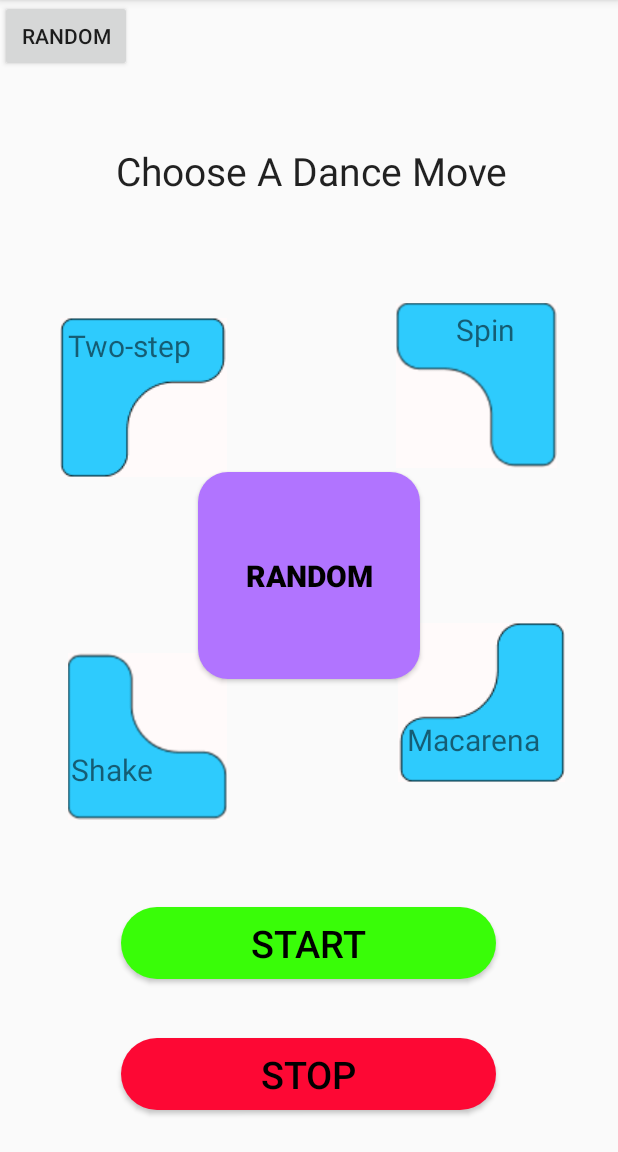
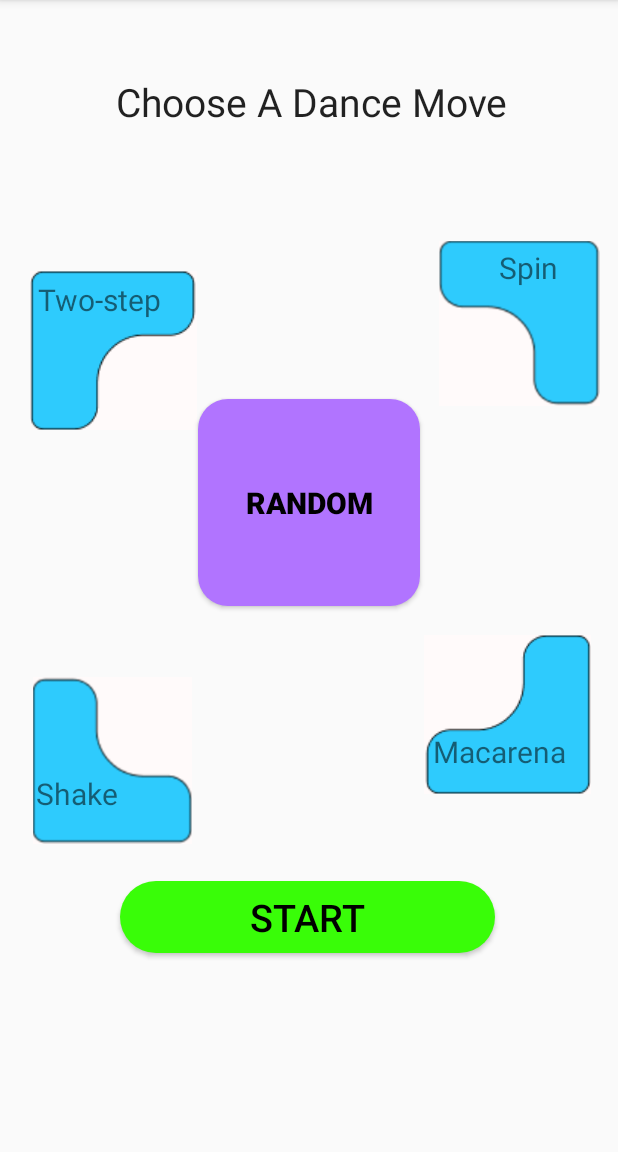
Before and after one commit to DIT112-V20/group-06, an Android app: the screen it shows after launch (MainActivity), on a phone screen of 412 x 824 dp, the part 84-1236 px from its top. Run offline under Robolectric (Android 15) with nearby library versions, the phone set to English and light mode, and no system bars.

Commit message:
Fix constraints between buttons and text
Fixed constraints on the 'Choose a dance' screeen so that the buttons are now aligned and evenly spaced.

Resolves #44

```diff
--- a/src/app/app/src/main/res/layout/activity_main.xml
+++ b/src/app/app/src/main/res/layout/activity_main.xml
@@ -21,25 +21,29 @@
         android:id="@+id/imageButton5"
         android:layout_width="117dp"
         android:layout_height="106dp"
-        android:layout_marginStart="39dp"
-        android:layout_marginBottom="61dp"
+        android:layout_marginStart="16dp"
+        android:layout_marginTop="130dp"
+        android:layout_marginEnd="1dp"
+        android:layout_marginBottom="48dp"
         android:backgroundTint="#FFFFFF"
         android:rotation="90"
         app:layout_constraintBottom_toTopOf="@+id/startButton"
+        app:layout_constraintEnd_toStartOf="@+id/randomButton"
+        app:layout_constraintHorizontal_bias="0.0"
         app:layout_constraintStart_toStartOf="parent"
+        app:layout_constraintTop_toBottomOf="@+id/imageButton4"
         app:srcCompat="@drawable/selectable_button_cropped" />
 
     <ImageButton
         android:id="@+id/imageButton4"
         android:layout_width="117dp"
         android:layout_height="106dp"
-        android:layout_marginStart="39dp"
-        android:layout_marginTop="72dp"
-        android:layout_marginEnd="110dp"
-        android:layout_marginBottom="7dp"
+        android:layout_marginStart="16dp"
+        android:layout_marginTop="40dp"
+        android:layout_marginEnd="145dp"
         android:backgroundTint="#FFFFFF"
         android:rotation="180"
-        app:layout_constraintBottom_toTopOf="@+id/randomButton"
+        app:layout_constraintBottom_toTopOf="@+id/imageButton5"
         app:layout_constraintEnd_toStartOf="@+id/imageButton3"
         app:layout_constraintStart_toStartOf="parent"
         app:layout_constraintTop_toBottomOf="@+id/editText6"
@@ -49,11 +53,15 @@
         android:id="@+id/imageButton3"
         android:layout_width="110dp"
         android:layout_height="117dp"
-        android:layout_marginTop="48dp"
-        android:layout_marginEnd="40dp"
+        android:layout_marginStart="10dp"
+        android:layout_marginTop="42dp"
+        android:layout_marginEnd="10dp"
+        android:layout_marginBottom="138dp"
         android:backgroundTint="#FFFFFF"
         android:rotation="270"
+        app:layout_constraintBottom_toTopOf="@+id/imageButton2"
         app:layout_constraintEnd_toEndOf="parent"
+        app:layout_constraintStart_toEndOf="@+id/imageButton4"
         app:layout_constraintTop_toBottomOf="@+id/editText6"
         app:srcCompat="@drawable/selectable_button_cropped" />
 
@@ -61,8 +69,13 @@
         android:id="@+id/button_id"
         android:layout_width="wrap_content"
         android:layout_height="wrap_content"
+        android:layout_marginEnd="323dp"
         android:text="@string/random_button"
-        tools:ignore="MissingConstraints" />
+        android:visibility="gone"
+        app:layout_constraintEnd_toEndOf="parent"
+        app:layout_constraintTop_toTopOf="parent"
+        tools:ignore="MissingConstraints"
+        tools:visibility="gone" />
 
     <Button
         android:id="@+id/startButton"
@@ -71,18 +84,19 @@
         android:layout_centerHorizontal="true"
         android:layout_centerVertical="true"
         android:layout_marginStart="80dp"
-        android:layout_marginTop="54dp"
+        android:layout_marginTop="28dp"
         android:layout_marginEnd="81dp"
-        android:layout_marginBottom="10dp"
         android:background="@drawable/start_button"
         android:text="Start"
         android:textColor="#000"
         android:textSize="25sp"
         android:textStyle="normal"
-        app:layout_constraintBottom_toTopOf="@+id/stopButton"
+        android:visibility="visible"
         app:layout_constraintEnd_toEndOf="parent"
+        app:layout_constraintHorizontal_bias="0.0"
         app:layout_constraintStart_toStartOf="parent"
-        app:layout_constraintTop_toBottomOf="@+id/imageButton2" />
+        app:layout_constraintTop_toBottomOf="@+id/imageButton5"
+        tools:visibility="visible" />
 
     <Button
         android:id="@+id/randomButton"
@@ -90,15 +104,19 @@
         android:layout_height="138dp"
         android:layout_centerHorizontal="true"
         android:layout_centerVertical="true"
-        android:layout_marginEnd="132dp"
-        android:layout_marginBottom="152dp"
+        android:layout_marginTop="162dp"
+        android:layout_marginBottom="183dp"
         android:background="@drawable/random_button"
         android:text="Random"
         android:textColor="#000"
         android:textSize="20sp"
         android:textStyle="bold"
         app:layout_constraintBottom_toTopOf="@+id/startButton"
-        app:layout_constraintEnd_toEndOf="parent" />
+        app:layout_constraintEnd_toEndOf="parent"
+        app:layout_constraintHorizontal_bias="0.501"
+        app:layout_constraintStart_toStartOf="parent"
+        app:layout_constraintTop_toBottomOf="@+id/editText6"
+        app:layout_constraintVertical_bias="0.212" />
 
     <Button
         android:id="@+id/stopButton"
@@ -106,27 +124,29 @@
         android:layout_height="wrap_content"
         android:layout_centerHorizontal="true"
         android:layout_centerVertical="true"
-        android:layout_marginStart="80dp"
-        android:layout_marginEnd="81dp"
-        android:layout_marginBottom="28dp"
+        android:layout_marginEnd="156dp"
         android:background="@drawable/stop_button"
         android:text="Stop"
         android:textColor="#000"
         android:textSize="25sp"
         android:textStyle="normal"
-        app:layout_constraintBottom_toBottomOf="parent"
+        android:visibility="invisible"
         app:layout_constraintEnd_toEndOf="parent"
-        app:layout_constraintStart_toStartOf="parent" />
+        app:layout_constraintTop_toTopOf="parent" />
 
     <ImageButton
         android:id="@+id/imageButton2"
         android:layout_width="117dp"
         android:layout_height="106dp"
-        android:layout_marginStart="105dp"
-        android:layout_marginTop="100dp"
+        android:layout_marginStart="146dp"
+        android:layout_marginTop="4dp"
+        android:layout_marginEnd="16dp"
+        android:layout_marginBottom="43dp"
         android:backgroundTint="#FFFFFF"
+        app:layout_constraintBottom_toTopOf="@+id/startButton"
+        app:layout_constraintEnd_toEndOf="parent"
         app:layout_constraintStart_toEndOf="@+id/imageButton5"
-        app:layout_constraintTop_toBottomOf="@+id/imageButton3"
+        app:layout_constraintTop_toBottomOf="@+id/randomButton"
         app:srcCompat="@drawable/selectable_button_cropped" />
 
     <TextView
@@ -186,17 +206,16 @@
         android:layout_width="271dp"
         android:layout_height="54dp"
         android:layout_marginStart="77dp"
-        android:layout_marginTop="48dp"
+        android:layout_marginTop="50dp"
         android:layout_marginEnd="63dp"
-        android:layout_marginBottom="61dp"
         android:ems="10"
         android:text="Choose A Dance Move"
         android:textAppearance="@style/TextAppearance.AppCompat.Large"
         android:textSize="26sp"
-        app:layout_constraintBottom_toTopOf="@+id/imageButton3"
         app:layout_constraintEnd_toEndOf="parent"
+        app:layout_constraintHorizontal_bias="1.0"
         app:layout_constraintStart_toStartOf="parent"
-        app:layout_constraintTop_toBottomOf="@+id/button_id" />
+        app:layout_constraintTop_toTopOf="parent" />
 
 
 </androidx.constraintlayout.widget.ConstraintLayout>
```
